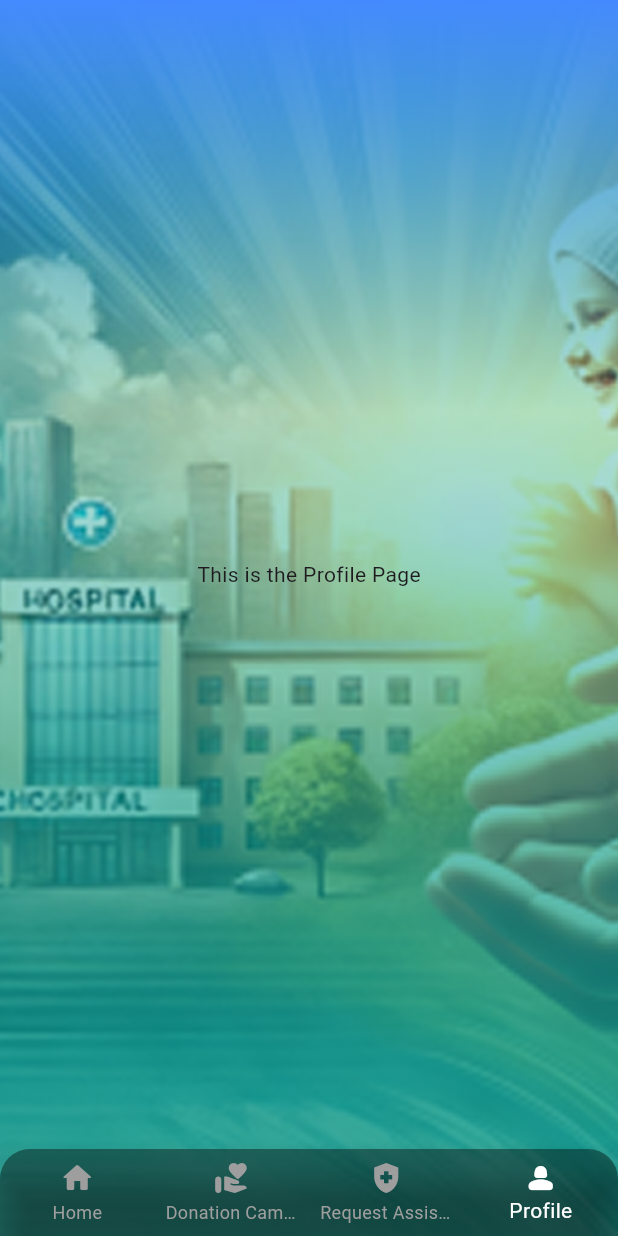
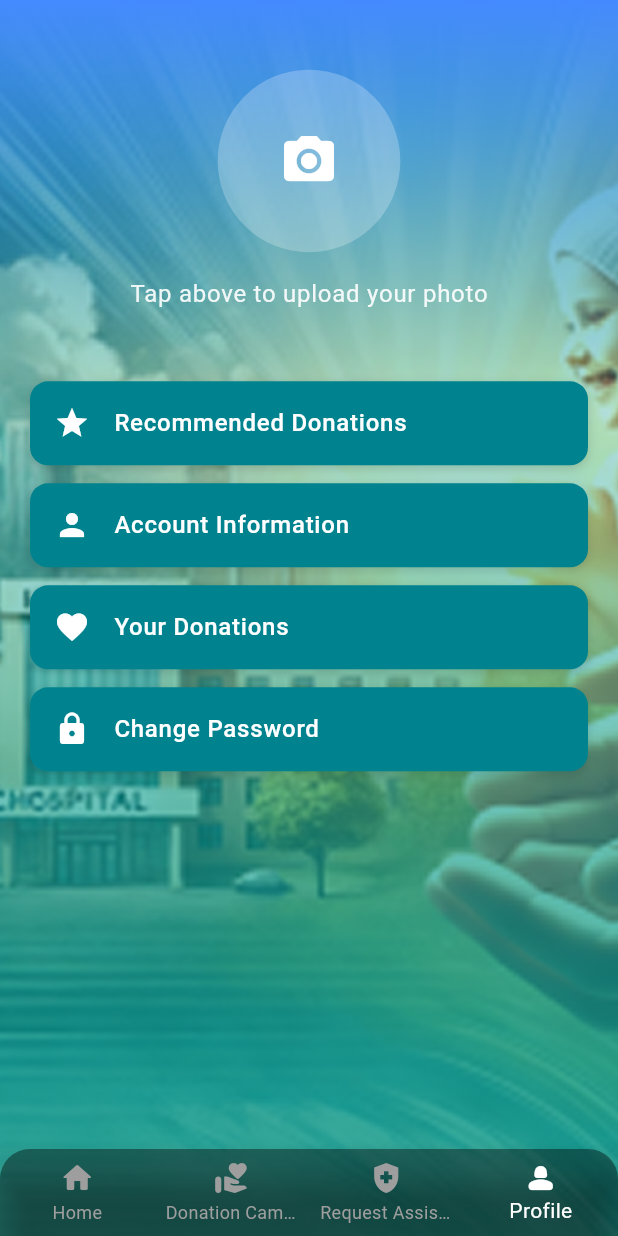
Before and after one commit to Ahm3dmohamed/aoun, a Flutter app: the MainHomeNavigation screen opened by its route, item 4 of the bottom bar chosen, on a phone screen of 412 x 824 dp. Run offline on Flutter 3.47's test engine with Material 3 defaults, Android fonts, the phone set to English and light mode, and no system bars; our stand-ins replace flutter_screenutil, font_awesome_flutter, image_picker, smooth_page_indicator.

Commit message:
feat(profile): add reusable PickImageOptionsSheet widget and refactor ProfilePage

```diff
--- a/lib/core/routing/app_routes.dart
+++ b/lib/core/routing/app_routes.dart
@@ -40,7 +40,7 @@ class AppRoutes {
       case forgotPassword:
         return _buildRoute(const ForgotPasswordPage());
       case profile:
-        return _buildRoute(const ProfilePage());
+        return _buildRoute(ProfilePage());
       default:
         return _errorRoute();
     }
--- a/lib/features/auth/log_in/pages/login_page.dart
+++ b/lib/features/auth/log_in/pages/login_page.dart
@@ -39,6 +39,7 @@ class _LoginPageState extends State<LoginPage> {
           child: CustomCardContainer(
             child: Column(
               crossAxisAlignment: CrossAxisAlignment.center,
+              mainAxisAlignment: MainAxisAlignment.center,
               children: [
                 // Header
                 Row(
--- a/lib/features/profile/pages/profile_page.dart
+++ b/lib/features/profile/pages/profile_page.dart
@@ -1,13 +1,118 @@
+import 'dart:io';
+import 'package:aoun/features/profile/widgets/pick_image_option_sheet.dart';
 import 'package:aoun/features/splash/splash_background.dart';
+import 'package:aoun/features/profile/widgets/profile_option_tile.dart';
 import 'package:flutter/material.dart';
+import 'package:flutter_screenutil/flutter_screenutil.dart';
+import 'package:image_picker/image_picker.dart';
 
-class ProfilePage extends StatelessWidget {
+class ProfilePage extends StatefulWidget {
   const ProfilePage({super.key});
+
+  @override
+  State<ProfilePage> createState() => _ProfilePageState();
+}
+
+class _ProfilePageState extends State<ProfilePage> {
+  File? selectedFile;
+  String? uploadedFileName;
+
+  Future<void> _pickFile({bool fromCamera = false}) async {
+    final ImagePicker picker = ImagePicker();
+    XFile? pickedFile;
+
+    pickedFile = await picker.pickImage(
+      source: fromCamera ? ImageSource.camera : ImageSource.gallery,
+    );
+
+    if (pickedFile != null) {
+      setState(() {
+        uploadedFileName = pickedFile!.name;
+        selectedFile = File(pickedFile.path);
+      });
+    }
+  }
+
+  void _showPickOptionsDialog() {
+    showModalBottomSheet(
+      context: context,
+      builder: (BuildContext context) {
+        return PickImageOptionsSheet(
+          onCameraTap: () => _pickFile(fromCamera: true),
+          onGalleryTap: () => _pickFile(fromCamera: false),
+        );
+      },
+    );
+  }
 
   @override
   Widget build(BuildContext context) {
     return SplashBackground(
-      child: const Center(child: Text('This is the Profile Page')),
+      child: Padding(
+        padding: const EdgeInsets.symmetric(horizontal: 20, vertical: 16),
+        child: SingleChildScrollView(
+          child: Column(
+            children: [
+              SizedBox(height: 30.h),
+
+              GestureDetector(
+                onTap: _showPickOptionsDialog,
+                child: CircleAvatar(
+                  radius: 60.h,
+                  backgroundColor: Colors.white24,
+                  backgroundImage: selectedFile != null
+                      ? FileImage(selectedFile!)
+                      : null,
+                  child: selectedFile == null
+                      ? const Icon(
+                          Icons.camera_alt,
+                          color: Colors.white,
+                          size: 40,
+                        )
+                      : null,
+                ),
+              ),
+
+              const SizedBox(height: 16),
+              Text(
+                uploadedFileName ?? "Tap above to upload your photo",
+                style: Theme.of(context).textTheme.bodyLarge?.copyWith(
+                  color: Colors.white.withOpacity(0.9),
+                ),
+              ),
+
+              const SizedBox(height: 40),
+
+              ProfileOptionTile(
+                icon: Icons.star,
+                title: 'Recommended Donations',
+                onTap: () {
+                  // TODO: Navigate to Recommended Donations page
+                },
+              ),
+              ProfileOptionTile(
+                icon: Icons.person,
+                title: 'Account Information',
+                onTap: () {
+                  // TODO: Navigate to Account Info
+                },
+              ),
+              ProfileOptionTile(
+                icon: Icons.favorite,
+                title: 'Your Donations',
+                onTap: () {
+                  // TODO: Navigate to Donations page
+                },
+              ),
+              ProfileOptionTile(
+                icon: Icons.lock,
+                title: 'Change Password',
+                onTap: () {},
+              ),
+            ],
+          ),
+        ),
+      ),
     );
   }
 }
--- /dev/null
+++ b/lib/features/profile/widgets/profile_option_tile.dart
@@ -0,0 +1,43 @@
+import 'package:flutter/material.dart';
+
+class ProfileOptionTile extends StatelessWidget {
+  final IconData icon;
+  final String title;
+  final VoidCallback onTap;
+
+  const ProfileOptionTile({
+    super.key,
+    required this.icon,
+    required this.title,
+    required this.onTap,
+  });
+
+  @override
+  Widget build(BuildContext context) {
+    return Container(
+      margin: const EdgeInsets.symmetric(vertical: 6),
+      decoration: BoxDecoration(
+        color: const Color(0xFF00838F),
+        borderRadius: BorderRadius.circular(12),
+        boxShadow: [
+          BoxShadow(
+            color: Colors.black.withOpacity(0.15),
+            blurRadius: 5,
+            offset: const Offset(0, 2),
+          ),
+        ],
+      ),
+      child: ListTile(
+        leading: Icon(icon, color: Colors.white),
+        title: Text(
+          title,
+          style: const TextStyle(
+            color: Colors.white,
+            fontWeight: FontWeight.w500,
+          ),
+        ),
+        onTap: onTap,
+      ),
+    );
+  }
+}
--- a/lib/features/widgets/app_constants.dart
+++ b/lib/features/widgets/app_constants.dart
@@ -6,10 +6,10 @@ import 'package:flutter/material.dart';
 import '../request_assistance/pages/request_assistance.dart';
 
 class AppConstants {
-  static List<Widget> pages = const [
-    HomePage(),
-    DonationCampaignsPage(),
-    RequestAssistancePage(),
+  static List<Widget> pages = [
+    const HomePage(),
+    const DonationCampaignsPage(),
+    const RequestAssistancePage(),
     ProfilePage(),
   ];
   static List<Map<String, dynamic>> campaigns = [
--- a/lib/features/widgets/custom_card_container.dart
+++ b/lib/features/widgets/custom_card_container.dart
@@ -10,7 +10,7 @@ class CustomCardContainer extends StatelessWidget {
   @override
   Widget build(BuildContext context) {
     return Container(
-      padding: EdgeInsets.all(16.w),
+      padding: EdgeInsets.all(8.w),
       margin: EdgeInsets.symmetric(horizontal: 24.w, vertical: 20.h),
       decoration: BoxDecoration(
         color: AppColors.cardColor.withOpacity(.6),
--- a/pubspec.yaml
+++ b/pubspec.yaml
@@ -29,7 +29,7 @@ environment:
 # versions available, run `flutter pub outdated`.
 dependencies:
   cupertino_icons: ^1.0.8
-  file_picker: ^10.3.3
+  image_picker: ^1.1.1
   flutter:
     sdk: flutter
   flutter_screenutil: ^5.9.3
```
Also changed, not shown: lib/features/profile/widgets/pick_image_option_sheet.dart (added, +38 -0 lines), lib/features/request_assistance/pages/request_assistance.dart (+46 -20 lines), pubspec.lock, 8 other files.
